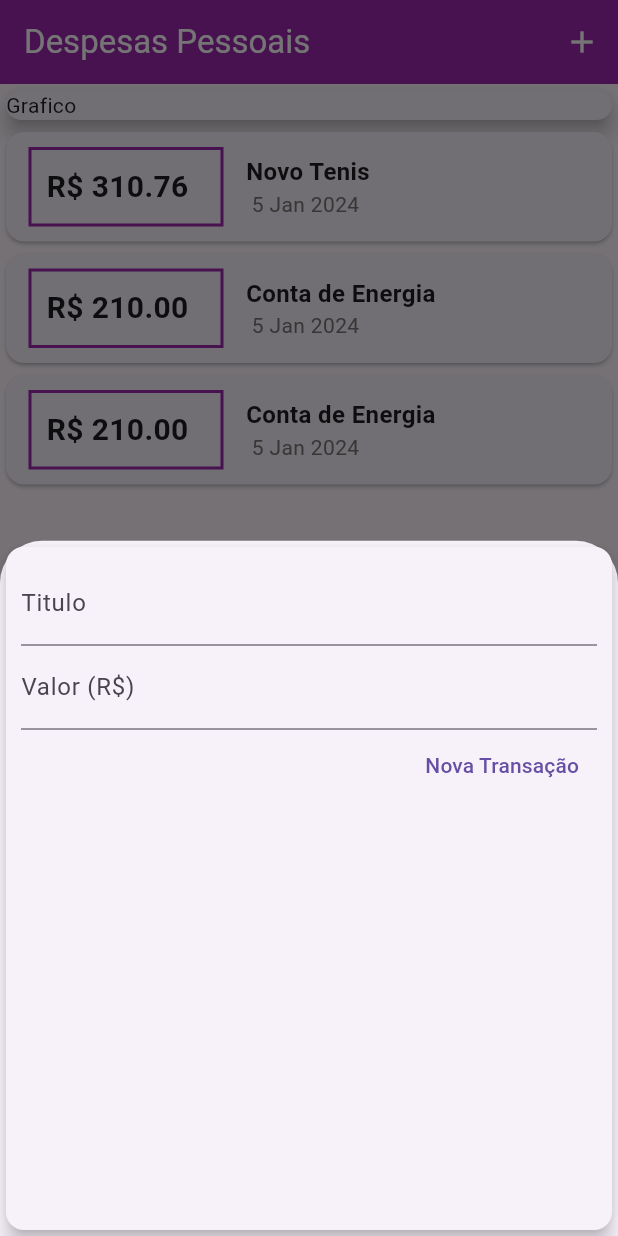
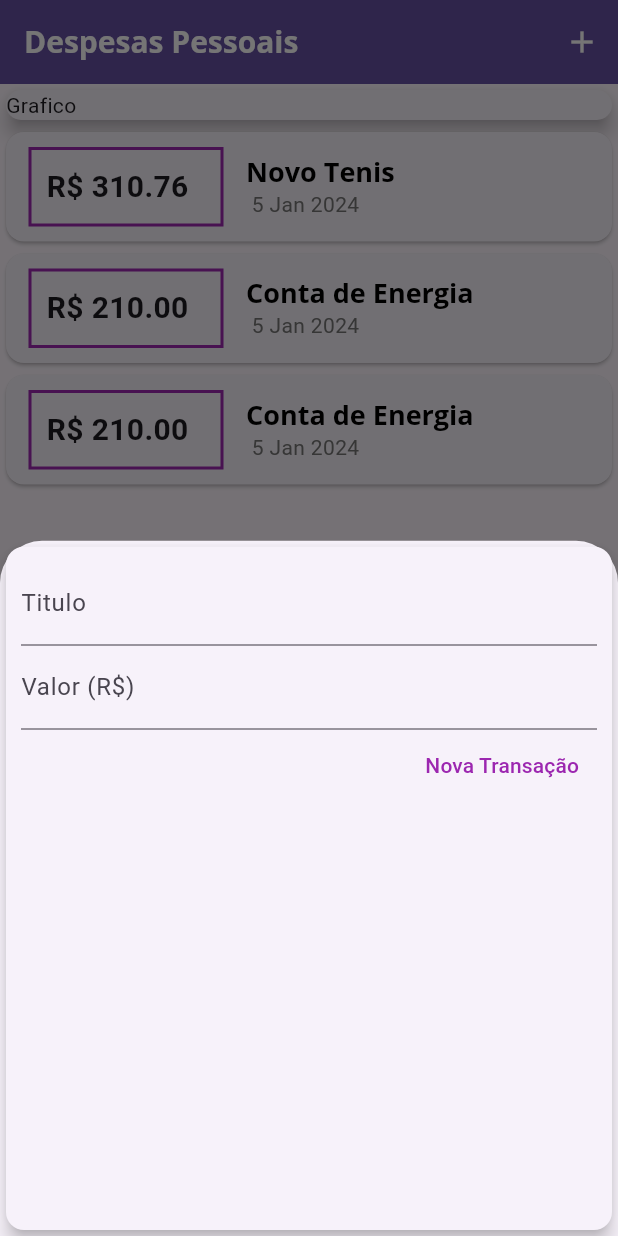
Before and after one commit to absjuniordev/expenses, a Flutter app: the screen it shows after launch, after a tap on the "add" icon, on a phone screen of 412 x 824 dp. Run offline on Flutter 3.47's test engine with Material 3 defaults, Android fonts, the phone set to English and light mode, and no system bars.

Commit message:
Definição de fontes

```diff
--- a/expenses/lib/components/transaction_list.dart
+++ b/expenses/lib/components/transaction_list.dart
@@ -46,10 +46,11 @@ class TransactionList extends StatelessWidget {
                   children: [
                     Text(
                       tr.title,
-                      style: const TextStyle(
-                        fontSize: 16,
-                        fontWeight: FontWeight.bold,
-                      ),
+                      style: Theme.of(context).textTheme.titleLarge,
+                      // style: const TextStyle(
+                      //   fontSize: 16,
+                      //   fontWeight: FontWeight.bold,
+                      // ),
                     ),
                     Text(
                       DateFormat(' d MMM y').format(tr.date),
--- a/expenses/lib/main.dart
+++ b/expenses/lib/main.dart
@@ -5,24 +5,38 @@ import 'package:flutter/material.dart';
 import 'components/transaction_list.dart';
 
 void main() {
-  runApp(const ExpensesApp());
+  runApp(ExpensesApp());
 }
 
 class ExpensesApp extends StatelessWidget {
-  const ExpensesApp({super.key});
-
+  ExpensesApp({super.key});
+  final ThemeData tema = ThemeData();
   @override
   Widget build(BuildContext context) {
     return MaterialApp(
+      home: const MyHomePage(),
       debugShowCheckedModeBanner: false,
-      theme: ThemeData(
-        // primarySwatch: Colors.purple,
-        primaryColor: Colors.purple,
-        // colorScheme: ColorScheme.fromSwatch(
-        //   accentColor: Colors.black,
-        // ),
+      theme: tema.copyWith(
+        colorScheme: tema.colorScheme.copyWith(
+          primary: Colors.purple,
+          secondary: Colors.amber,
+        ),
+        textTheme: tema.textTheme.copyWith(
+          titleLarge: const TextStyle(
+            fontFamily: 'OpenSans',
+            fontSize: 18,
+            fontWeight: FontWeight.bold,
+            color: Colors.black,
+          ),
+        ),
+        appBarTheme: const AppBarTheme(
+          titleTextStyle: TextStyle(
+            fontFamily: 'OpenSans',
+            fontSize: 20,
+            fontWeight: FontWeight.bold,
+          ),
+        ),
       ),
-      home: const MyHomePage(),
     );
   }
 }
@@ -91,7 +105,9 @@ class _MyHomePageState extends State<MyHomePage> {
         backgroundColor: Theme.of(context).primaryColor,
         title: const Text(
           "Despesas Pessoais",
-          style: TextStyle(color: Colors.white),
+          style: TextStyle(
+            color: Colors.white,
+          ),
         ),
         actions: [
           IconButton(
```
Also changed, not shown: expenses/pubspec.yaml (+13 -0 lines), expenses/assets/fonts/OpenSans-Bold.ttf (added), expenses/assets/fonts/OpenSans-Regular.ttf (added), expenses/assets/fonts/Quicksand-Bold.ttf (added), expenses/assets/fonts/Quicksand-Light.ttf (added), expenses/assets/fonts/Quicksand-Medium.ttf (added), expenses/assets/fonts/Quicksand-Regular.ttf (added).
